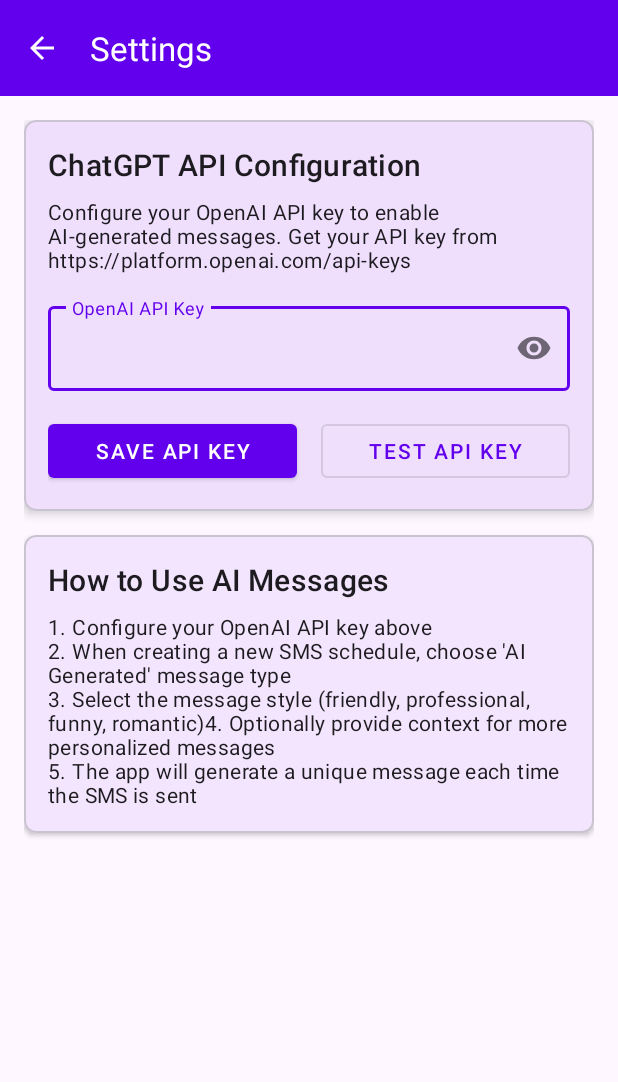
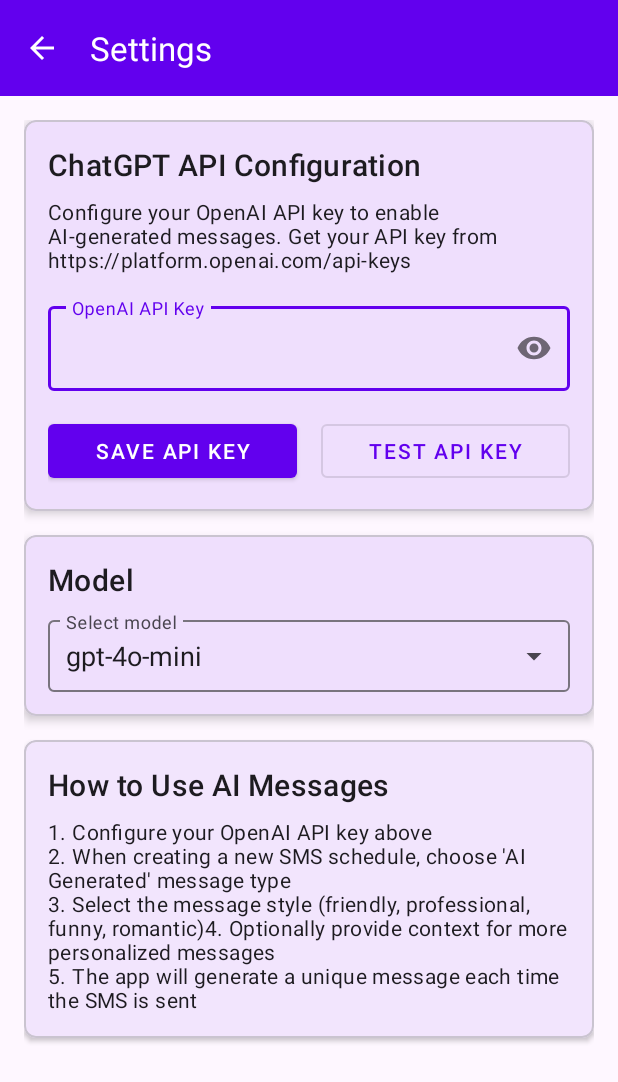
Before and after one commit to ScrapMetal1/AutoSMS, an Android app: the SettingsActivity screen opened directly, with no data from a screen before it, on a phone screen of 412 x 824 dp. Shown: the top 1082 px of the screen. Run offline under Robolectric (Android 15) with nearby library versions, the phone set to English and light mode, and no system bars.

Commit message:
Model selection UI; default gpt-4o-mini; regenerateDaily support and migration; AI daily refresh; 429 backoff improvements

```diff
--- a/app/src/main/java/com/elias/autosms/ui/SettingsActivity.kt
+++ b/app/src/main/java/com/elias/autosms/ui/SettingsActivity.kt
@@ -22,6 +22,7 @@ class SettingsActivity : AppCompatActivity() {
 
         setupToolbar()
         setupApiKeySection()
+        setupModelSection()
         setupTestButton()
     }
 
@@ -49,6 +50,23 @@ class SettingsActivity : AppCompatActivity() {
             Toast.makeText(this, "API key saved successfully", Toast.LENGTH_SHORT).show()
             binding.btnSaveApiKey.text = "Update API Key"
             binding.etApiKey.setText("••••••••••••••••••••••••••••••••")
+        }
+    }
+
+    private fun setupModelSection() {
+        // Populate dropdown
+        val models = resources.getStringArray(com.elias.autosms.R.array.openai_models)
+        binding.autoCompleteModel.setSimpleItems(models)
+
+        // Set current selection
+        val currentModel = chatGptService.getPreferredModel()
+        val selectedLabel = models.find { it.equals(currentModel, ignoreCase = true) } ?: models.first()
+        binding.autoCompleteModel.setText(selectedLabel, false)
+
+        binding.autoCompleteModel.setOnItemClickListener { parent, _, position, _ ->
+            val model = parent.getItemAtPosition(position) as String
+            chatGptService.setPreferredModel(model)
+            Toast.makeText(this, "Model set to $model", Toast.LENGTH_SHORT).show()
         }
     }
 
--- a/app/src/main/java/com/elias/autosms/utils/ChatGptService.kt
+++ b/app/src/main/java/com/elias/autosms/utils/ChatGptService.kt
@@ -67,8 +67,8 @@ class ChatGptService(private val context: Context) {
         return !apiKey.isNullOrBlank()
     }
 
-    private fun getPreferredModel(): String {
-        return prefs.getString("openai_model", "gpt-5-nano") ?: "gpt-5-nano"
+    fun getPreferredModel(): String {
+        return prefs.getString("openai_model", "gpt-4o-mini") ?: "gpt-4o-mini"
     }
 
     fun setPreferredModel(model: String) {
--- a/app/src/main/res/layout/activity_settings.xml
+++ b/app/src/main/res/layout/activity_settings.xml
@@ -99,6 +99,48 @@
 
             </com.google.android.material.card.MaterialCardView>
 
+            <!-- Model Selection Section -->
+            <com.google.android.material.card.MaterialCardView
+                android:layout_width="match_parent"
+                android:layout_height="wrap_content"
+                android:layout_marginBottom="16dp"
+                app:cardCornerRadius="8dp"
+                app:cardElevation="4dp">
+
+                <LinearLayout
+                    android:layout_width="match_parent"
+                    android:layout_height="wrap_content"
+                    android:orientation="vertical"
+                    android:padding="16dp">
+
+                    <TextView
+                        android:layout_width="wrap_content"
+                        android:layout_height="wrap_content"
+                        android:text="Model"
+                        android:textAppearance="?attr/textAppearanceHeadline6"
+                        android:layout_marginBottom="8dp" />
+
+                    <com.google.android.material.textfield.TextInputLayout
+                        android:layout_width="match_parent"
+                        android:layout_height="wrap_content"
+                        android:hint="Select model"
+                        app:endIconMode="dropdown_menu">
+
+                        <com.google.android.material.textfield.MaterialAutoCompleteTextView
+                            android:id="@+id/autoCompleteModel"
+                            android:layout_width="match_parent"
+                            android:layout_height="wrap_content"
+                            android:paddingStart="12dp"
+                            android:paddingEnd="12dp"
+                            android:inputType="none"
+                            android:entries="@array/openai_models" />
+
+                    </com.google.android.material.textfield.TextInputLayout>
+
+                </LinearLayout>
+
+            </com.google.android.material.card.MaterialCardView>
+
             <!-- Information Section -->
             <com.google.android.material.card.MaterialCardView
                 android:layout_width="match_parent"
--- a/app/src/main/res/values/strings.xml
+++ b/app/src/main/res/values/strings.xml
@@ -30,6 +30,12 @@
     <string name="context_helper">Provide context for more personalized messages</string>
     <string name="generate_message">Generate Message</string>
     <string name="regenerate_daily">Generate new message each day</string>
+    <string name="model">Model</string>
+    <string name="select_model">Select model</string>
+    <string-array name="openai_models">
+        <item>gpt-4o-mini</item>
+        <item>gpt-3.5-turbo</item>
+    </string-array>
 
     <string-array name="message_styles">
         <item>@string/friendly</item>
```
